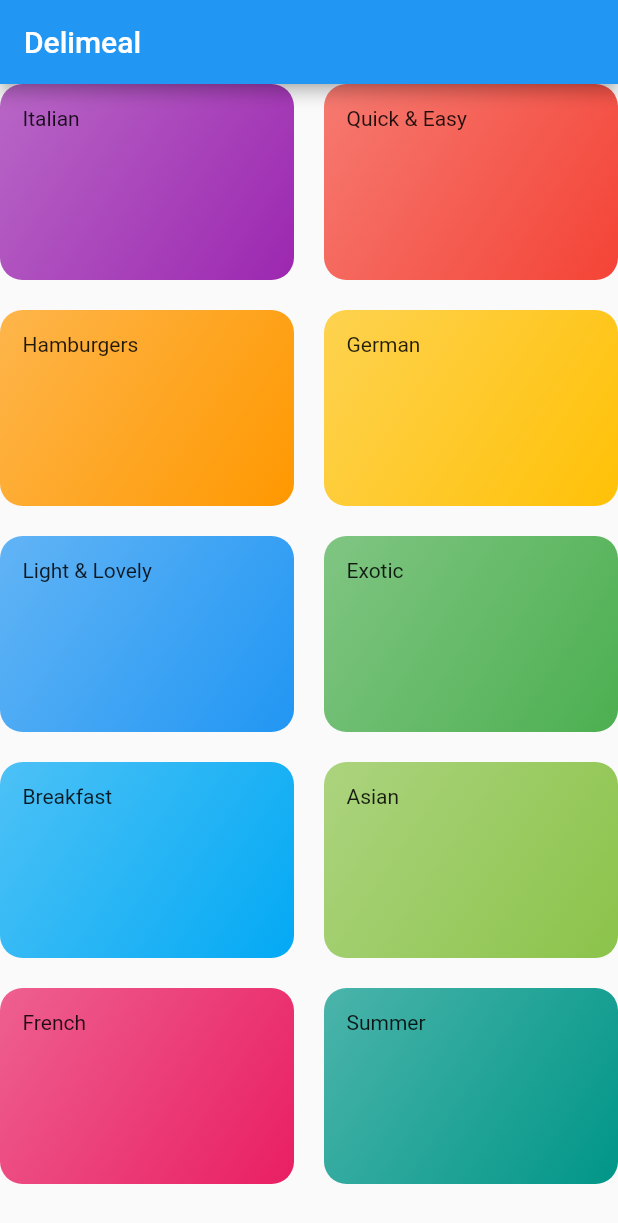
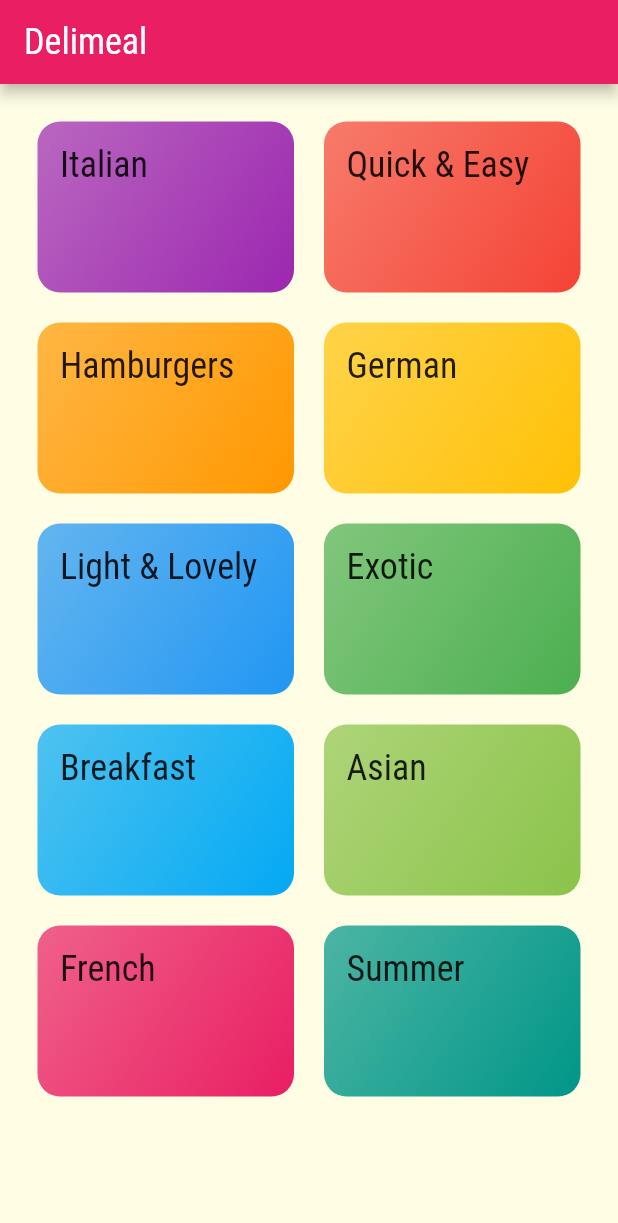
Before and after one commit to MrNasan/FlutterUdemy_MealsApp, a Flutter app: the screen it shows after launch, on a phone screen of 412 x 824 dp. Shown: the top 1223 px of the screen. Run offline on Flutter 3.47's test engine with Material 2 defaults, Android fonts, the phone set to English and light mode, and no system bars.

Commit message:
Import fonts and set theme

```diff
--- a/lib/categories_screen.dart
+++ b/lib/categories_screen.dart
@@ -15,6 +15,7 @@ class CategoreisScreen extends StatelessWidget {
         ),
       ),
       body: GridView(
+        padding: const EdgeInsets.all(25),
         children: DUMMY_CATEGORIES
             .map((catData) => CategoryItem(catData.title, catData.color))
             .toList(),
--- a/lib/category_item.dart
+++ b/lib/category_item.dart
@@ -12,7 +12,10 @@ class CategoryItem extends StatelessWidget {
   Widget build(BuildContext context) {
     return Container(
       padding: const EdgeInsets.all(15),
-      child: Text(title),
+      child: Text(
+        title,
+        style: Theme.of(context).textTheme.headline6,
+      ),
       decoration: BoxDecoration(
         gradient: LinearGradient(
           colors: [
--- a/lib/main.dart
+++ b/lib/main.dart
@@ -1,3 +1,5 @@
+import 'dart:ui';
+
 import 'package:flutter/material.dart';
 import 'package:meals_app/categories_screen.dart';
 
@@ -10,9 +12,24 @@ class MyApp extends StatelessWidget {
     return MaterialApp(
       title: 'DeliMeals',
       theme: ThemeData(
-        primarySwatch: Colors.blue,
+        colorScheme: ColorScheme.fromSwatch(
+          primarySwatch: Colors.pink,
+          accentColor: Colors.amber,
+        ),
+        canvasColor: const Color.fromRGBO(255, 254, 229, 1),
+        fontFamily: 'RaleWay',
+        textTheme: ThemeData.light().textTheme.copyWith(
+              bodyText1: const TextStyle(
+                color: Color.fromRGBO(20, 51, 51, 1),
+              ),
+              bodyText2: const TextStyle(
+                color: Color.fromRGBO(20, 51, 51, 1),
+              ),
+              headline6:
+                  const TextStyle(fontSize: 24, fontFamily: 'RobotoCondensed'),
+            ),
       ),
-      home: CategoreisScreen(),
+      home: const CategoreisScreen(),
     );
   }
 }
```
Also changed, not shown: pubspec.yaml (+18 -11 lines), assets/fonts/Raleway-Black.ttf (added), assets/fonts/Raleway-Bold.ttf (added), assets/fonts/Raleway-Regular.ttf (added), assets/fonts/RobotoCondensed-Bold.ttf (added), assets/fonts/RobotoCondensed-Italic.ttf (added), assets/fonts/RobotoCondensed-Light.ttf (added), assets/fonts/RobotoCondensed-Regular.ttf (added).
